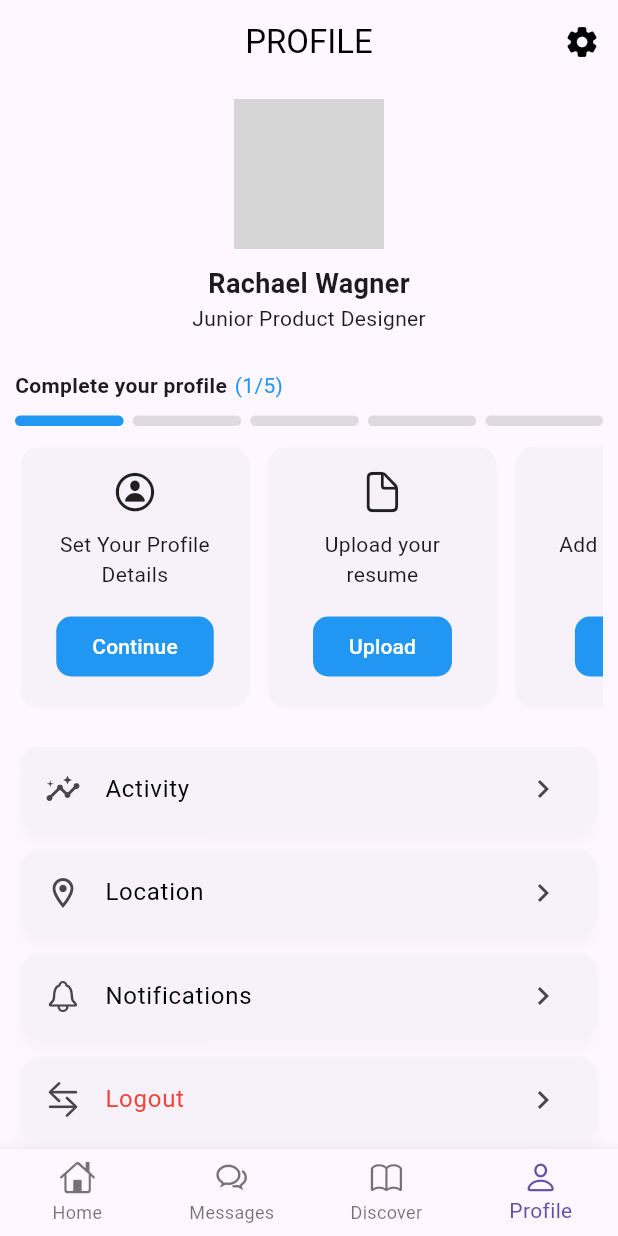
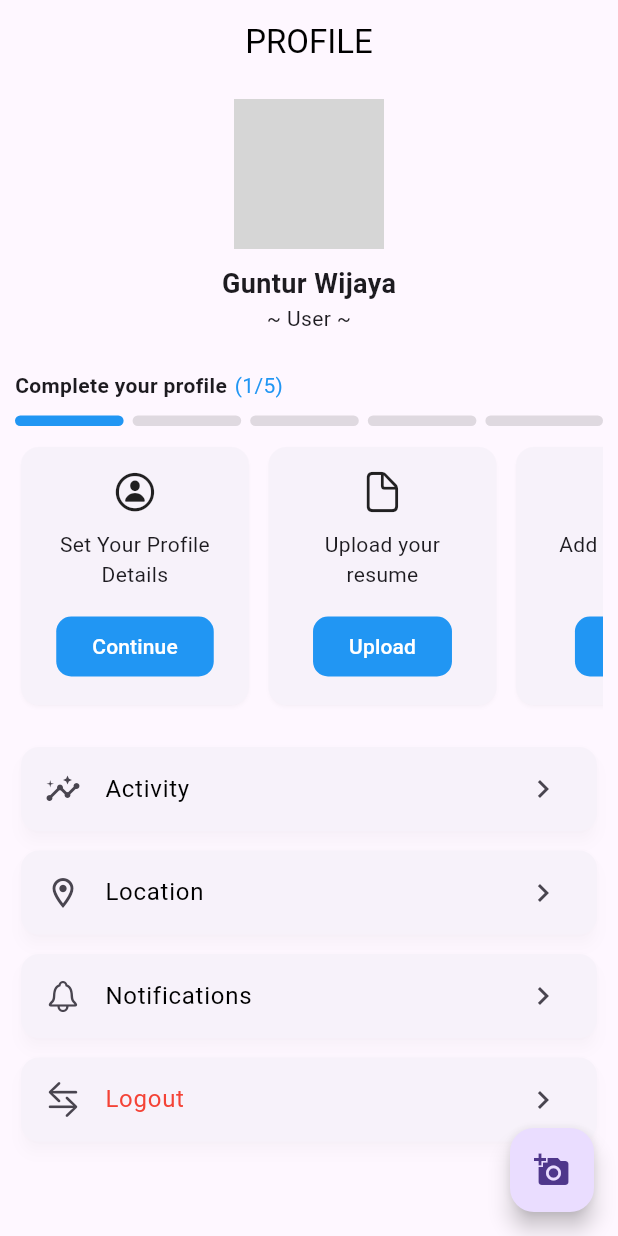
Before and after one commit to gunturwijayaa/werehouse, a Flutter app: the RootApp screen opened directly, on a phone screen of 412 x 824 dp. Run offline on Flutter 3.47's test engine with Material 3 defaults, Android fonts, the phone set to English and light mode, and no system bars; our stand-ins replace google_fonts, image_picker; missing offline and left inert: mysql1, qr_code_scanner; network calls fail; grey boxes are pictures that could not be loaded.

Commit message:
fitur profile : menambakan fungsi button pada dashboard ke halaman setting dan merubah navigator

```diff
--- a/lib/dashboard/homepage/home_page.dart
+++ b/lib/dashboard/homepage/home_page.dart
@@ -4,6 +4,7 @@ import 'package:WEREHOUSE/dashboard/lainnya/AppColors.dart';
 import 'package:WEREHOUSE/dashboard/lainnya/AppLargeText.dart';
 import 'package:WEREHOUSE/dashboard/homepage/laporan_dashboard/fitur_laporan.dart';
 import 'package:WEREHOUSE/dashboard/homepage/fitur_scan.dart';
+import 'package:WEREHOUSE/dashboard/homepage/profile.dart';
 import 'package:WEREHOUSE/dashboard/homepage/dashboard_isi/barang.dart';
 //import 'package:barcode_scan/barcode_scan.dart';
 
@@ -277,6 +278,15 @@ class _HomePageState extends State<HomePage> with TickerProviderStateMixin {
                           MaterialPageRoute(builder: (context) => Barang()),
                         );
                       });
+                    } else if (imageName == 'icon_akun.png') {
+                      showLoading(context);
+                      Future.delayed(Duration(seconds: 1), () {
+                        Navigator.pop(context);
+                        Navigator.push(
+                          context,
+                          MaterialPageRoute(builder: (context) => RootApp()),
+                        );
+                      });
                     }
                   },
                   child: Container(
--- a/lib/dashboard/homepage/profile.dart
+++ b/lib/dashboard/homepage/profile.dart
@@ -1,47 +1,65 @@
-// ignore_for_file: public_member_api_docs, sort_constructors_first
+import 'dart:io';
 import 'package:flutter/cupertino.dart';
 import 'package:flutter/material.dart';
+import 'package:image_picker/image_picker.dart';
 
-class RootApp extends StatelessWidget {
+class RootApp extends StatefulWidget {
   const RootApp({Key? key}) : super(key: key);
+
+  @override
+  _RootAppState createState() => _RootAppState();
+}
+
+class _RootAppState extends State<RootApp> {
+  File? _image;
+
+  Future<void> _getImage() async {
+    final pickedFile = await ImagePicker().pickImage(source: ImageSource.gallery);
+
+    setState(() {
+      if (pickedFile != null) {
+        _image = File(pickedFile.path);
+      } else {
+        print('No image selected.');
+      }
+    });
+  }
 
   @override
   Widget build(BuildContext context) {
     return Scaffold(
       appBar: AppBar(
+        automaticallyImplyLeading: false, // Menghilangkan tombol kembali
         elevation: 0,
         backgroundColor: Colors.transparent,
         foregroundColor: Colors.black,
         title: const Text("PROFILE"),
         centerTitle: true,
-        actions: [
-          IconButton(
-            onPressed: () {},
-            icon: const Icon(Icons.settings_rounded),
-          )
-        ],
       ),
       body: ListView(
         padding: const EdgeInsets.all(10),
         children: [
           // COLUMN THAT WILL CONTAIN THE PROFILE
           Column(
-            children: const [
+            children: [
             CircleAvatar(
               radius: 50,
-                backgroundImage: NetworkImage(
+              backgroundImage: _image != null
+                ? FileImage(_image!) as ImageProvider<Object>
+                : const NetworkImage(
                     "https://images.unsplash.com/photo-1554151228-14d9def656e4?ixlib=rb-4.0.3&ixid=MnwxMjA3fDB8MHxwaG90by1wYWdlfHx8fGVufDB8fHx8&auto=format&fit=crop&w=386&q=80",
                   ),
             ),
+
               SizedBox(height: 10),
               Text(
-                "Rachael Wagner",
+                "Guntur Wijaya",
                 style: TextStyle(
                   fontSize: 18,
                   fontWeight: FontWeight.bold,
                 ),
               ),
-              Text("Junior Product Designer")
+              Text("~ User ~")
             ],
           ),
           const SizedBox(height: 25),
@@ -158,27 +176,10 @@ class RootApp extends StatelessWidget {
 
         ],
       ),
-      bottomNavigationBar: BottomNavigationBar(
-        currentIndex: 3,
-        type: BottomNavigationBarType.fixed,
-        items: const [
-          BottomNavigationBarItem(
-            icon: Icon(CupertinoIcons.home),
-            label: "Home",
-          ),
-          BottomNavigationBarItem(
-            icon: Icon(CupertinoIcons.chat_bubble_2),
-            label: "Messages",
-          ),
-          BottomNavigationBarItem(
-            icon: Icon(CupertinoIcons.book),
-            label: "Discover",
-          ),
-          BottomNavigationBarItem(
-            icon: Icon(CupertinoIcons.person),
-            label: "Profile",
-          ),
-        ],
+      floatingActionButton: FloatingActionButton(
+        onPressed: _getImage,
+        tooltip: 'Pick Image',
+        child: Icon(Icons.add_a_photo),
       ),
     );
   }
--- a/pubspec.yaml
+++ b/pubspec.yaml
@@ -38,7 +38,8 @@ dependencies:
     google_fonts: ^5.0.0
     qr_code_scanner: ^1.0.1
     flutter_datetime_picker: ^1.5.1
-
+    image_picker: ^1.0.7
+    shared_preferences: ^2.0.13
 
 dev_dependencies:
 
```
Also changed, not shown: pubspec.lock. Lines whose indentation alone changed are shown as unchanged.
